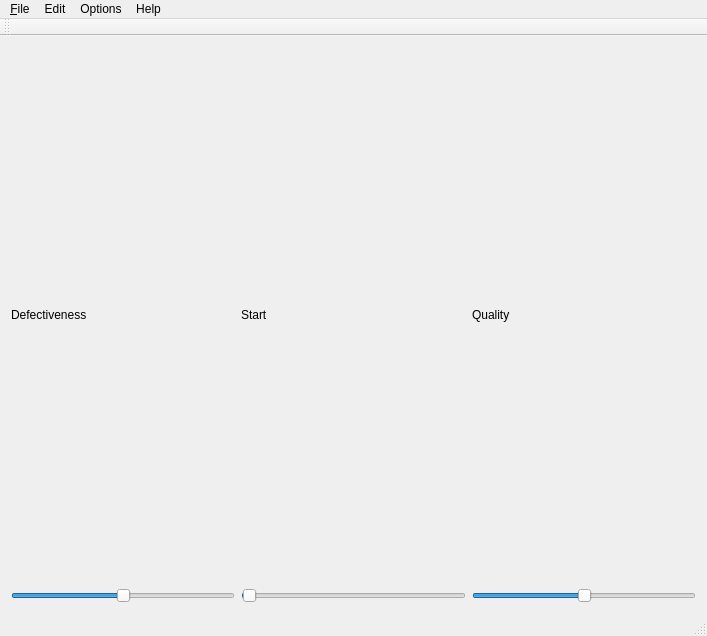
This is qlitch/mainwindow.ui in 607011/qlitch as Qt 5 draws it before an edit. The edited form follows.
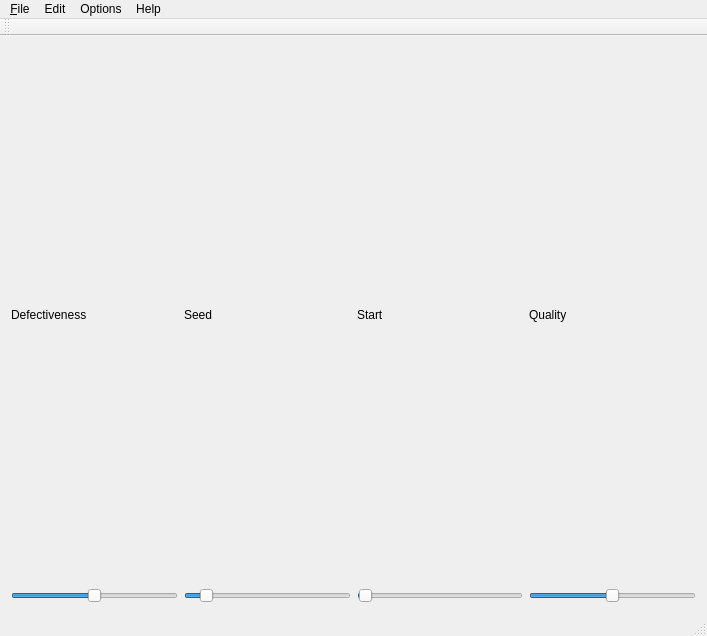
This is the edited form.

Commit message: Qlitch: Seed laesst sich fixieren.

What changed in the file:
```diff
--- a/qlitch/mainwindow.ui
+++ b/qlitch/mainwindow.ui
@@ -19,41 +19,6 @@
      <layout class="QVBoxLayout" name="verticalLayout">
       <item>
        <layout class="QGridLayout" name="gridLayout">
-        <item row="1" column="0">
-         <widget class="QSlider" name="iterationsSlider">
-          <property name="toolTip">
-           <string>intensity</string>
-          </property>
-          <property name="maximum">
-           <number>200</number>
-          </property>
-          <property name="value">
-           <number>100</number>
-          </property>
-          <property name="orientation">
-           <enum>Qt::Horizontal</enum>
-          </property>
-         </widget>
-        </item>
-        <item row="1" column="1">
-         <widget class="QSlider" name="percentageSlider">
-          <property name="toolTip">
-           <string>Beginning</string>
-          </property>
-          <property name="minimum">
-           <number>1</number>
-          </property>
-          <property name="maximum">
-           <number>10000</number>
-          </property>
-          <property name="value">
-           <number>60</number>
-          </property>
-          <property name="orientation">
-           <enum>Qt::Horizontal</enum>
-          </property>
-         </widget>
-        </item>
         <item row="0" column="0">
          <widget class="QLabel" name="label">
           <property name="text">
@@ -61,21 +26,49 @@
           </property>
          </widget>
         </item>
-        <item row="0" column="1">
+        <item row="0" column="2">
          <widget class="QLabel" name="label_2">
           <property name="text">
            <string>Start</string>
           </property>
          </widget>
         </item>
-        <item row="0" column="2">
-         <widget class="QLabel" name="label_3">
-          <property name="text">
-           <string>Quality</string>
-          </property>
-         </widget>
-        </item>
         <item row="1" column="2">
+         <widget class="QSlider" name="percentageSlider">
+          <property name="toolTip">
+           <string>Beginning</string>
+          </property>
+          <property name="minimum">
+           <number>1</number>
+          </property>
+          <property name="maximum">
+           <number>10000</number>
+          </property>
+          <property name="value">
+           <number>60</number>
+          </property>
+          <property name="orientation">
+           <enum>Qt::Horizontal</enum>
+          </property>
+         </widget>
+        </item>
+        <item row="1" column="0">
+         <widget class="QSlider" name="iterationsSlider">
+          <property name="toolTip">
+           <string>intensity</string>
+          </property>
+          <property name="maximum">
+           <number>200</number>
+          </property>
+          <property name="value">
+           <number>100</number>
+          </property>
+          <property name="orientation">
+           <enum>Qt::Horizontal</enum>
+          </property>
+         </widget>
+        </item>
+        <item row="1" column="3">
          <widget class="QSlider" name="qualitySlider">
           <property name="maximum">
            <number>100</number>
@@ -88,6 +81,36 @@
           </property>
          </widget>
         </item>
+        <item row="0" column="3">
+         <widget class="QLabel" name="label_3">
+          <property name="text">
+           <string>Quality</string>
+          </property>
+         </widget>
+        </item>
+        <item row="0" column="1">
+         <widget class="QLabel" name="label_4">
+          <property name="toolTip">
+           <string>seed for random number generator</string>
+          </property>
+          <property name="text">
+           <string>Seed</string>
+          </property>
+         </widget>
+        </item>
+        <item row="1" column="1">
+         <widget class="QSlider" name="seedSlider">
+          <property name="maximum">
+           <number>100000000</number>
+          </property>
+          <property name="value">
+           <number>10000</number>
+          </property>
+          <property name="orientation">
+           <enum>Qt::Horizontal</enum>
+          </property>
+         </widget>
+        </item>
        </layout>
       </item>
      </layout>
```
Left out of the diff: 15 changed lines with no effect on the pictures. The commit also changes 6 other files.
